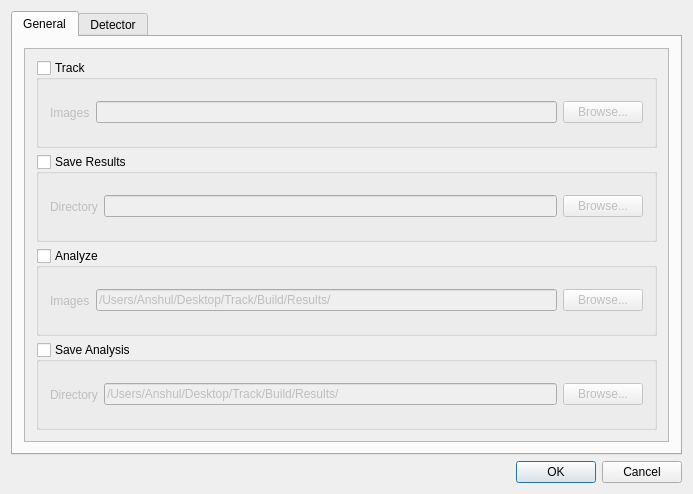
This is TLD/src/tld/qtld/ConfigDialog.ui in anshulsamar/simba as Qt 5 draws it before an edit. The edited form follows.
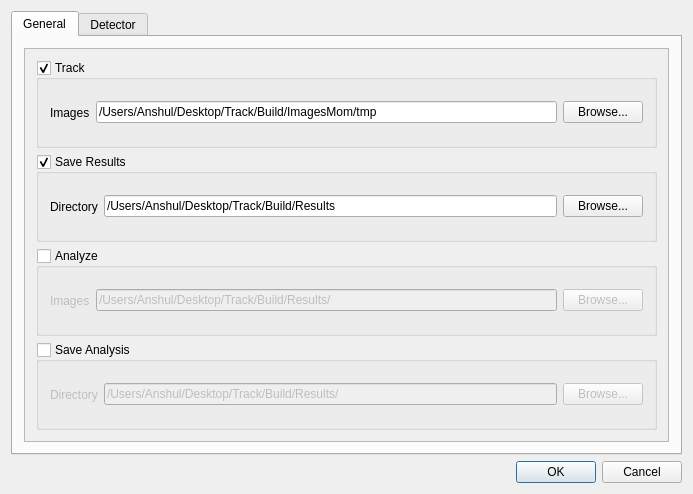
This is the edited form.

What changed in the file:
```diff
--- a/TLD/src/tld/qtld/ConfigDialog.ui
+++ b/TLD/src/tld/qtld/ConfigDialog.ui
@@ -63,7 +63,7 @@
               <bool>true</bool>
              </property>
              <property name="checked">
-              <bool>false</bool>
+              <bool>true</bool>
              </property>
              <layout class="QHBoxLayout" name="horizontalLayout_2">
               <item>
@@ -76,7 +76,7 @@
               <item>
                <widget class="QLineEdit" name="trackImagesPath">
                 <property name="text">
-                 <string/>
+                 <string>/Users/Anshul/Desktop/Track/Build/ImagesMom/tmp</string>
                 </property>
                </widget>
               </item>
@@ -99,7 +99,7 @@
               <bool>true</bool>
              </property>
              <property name="checked">
-              <bool>false</bool>
+              <bool>true</bool>
              </property>
              <layout class="QHBoxLayout" name="horizontalLayout_4">
               <item>
@@ -112,7 +112,7 @@
               <item>
                <widget class="QLineEdit" name="resultsDirectory">
                 <property name="text">
-                 <string/>
+                 <string>/Users/Anshul/Desktop/Track/Build/Results</string>
                 </property>
                </widget>
               </item>
```
Left out of the diff: 2 changed lines with no effect on the pictures.
